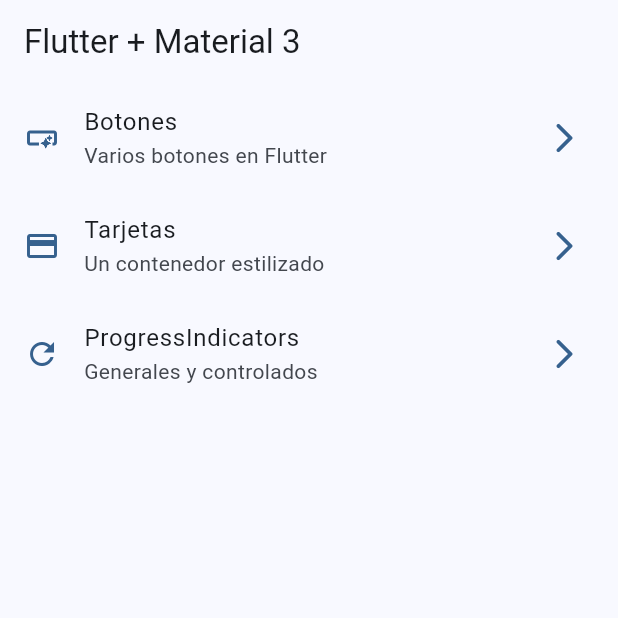
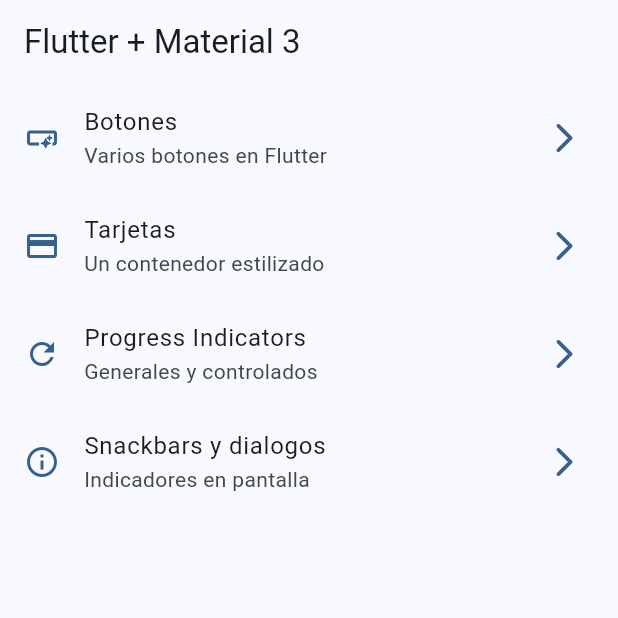
Before and after one commit to santiagomillan/widgets_app, a Flutter app: the screen it shows after launch, on a phone screen of 412 x 824 dp, the top half of it. Run offline on Flutter 3.47's test engine with Material 3 defaults, Android fonts, the phone set to English and light mode, and no system bars; our stand-ins replace go_router.

Commit message:
snackbar p-1

```diff
--- a/lib/config/menu/menu_items.dart
+++ b/lib/config/menu/menu_items.dart
@@ -27,9 +27,15 @@ const appMenuItems = <MenuItem>[
     icon: Icons.credit_card,
   ),
   MenuItem(
-    title: 'ProgressIndicators',
+    title: 'Progress Indicators',
     subTitle: 'Generales y controlados',
     link: '/progress',
     icon: Icons.refresh_outlined,
   ),
+  MenuItem(
+    title: 'Snackbars y dialogos',
+    subTitle: 'Indicadores en pantalla',
+    link: '/snackbars',
+    icon: Icons.info_outline,
+  ),
 ];
--- a/lib/config/router/app_router.dart
+++ b/lib/config/router/app_router.dart
@@ -25,5 +25,10 @@ final appRouter = GoRouter(
       name: ProgressScreen.name,
       builder: (context, state) => const ProgressScreen(),
     ),
+    GoRoute(
+      path: '/snackbars',
+      name: SnackbarScreen.name,
+      builder: (context, state) => const SnackbarScreen(),
+    ),
   ],
 );
```
Also changed, not shown: lib/presentation/screens/snackbar/snackbar_screen.dart (+22 -1 lines).
